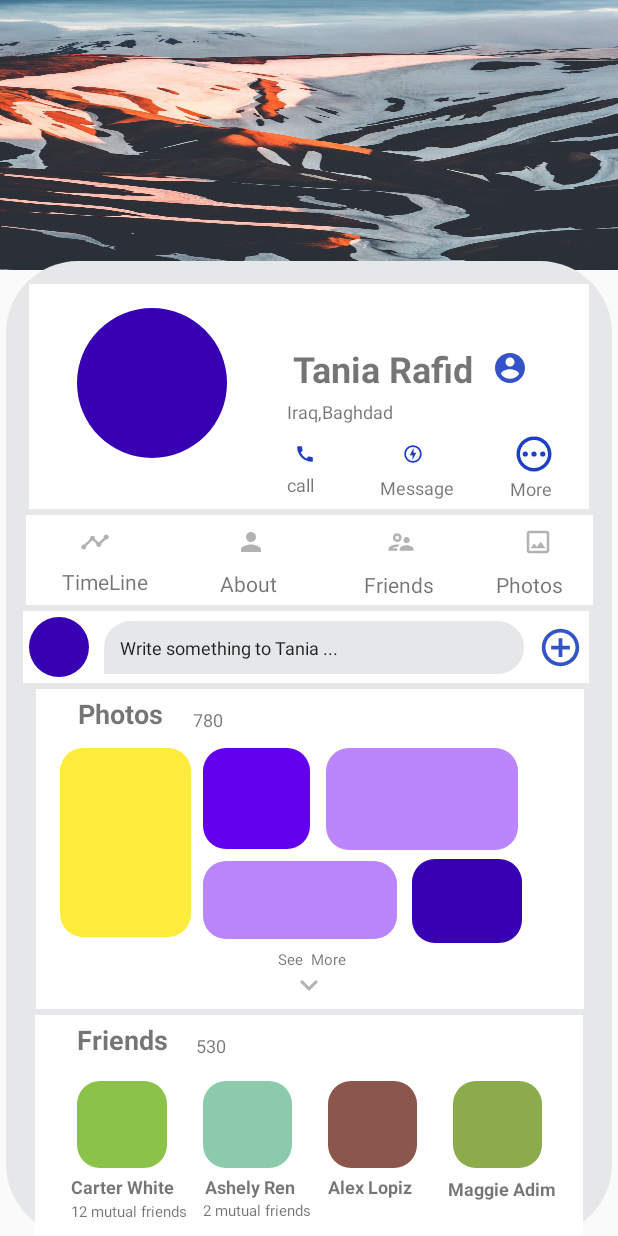
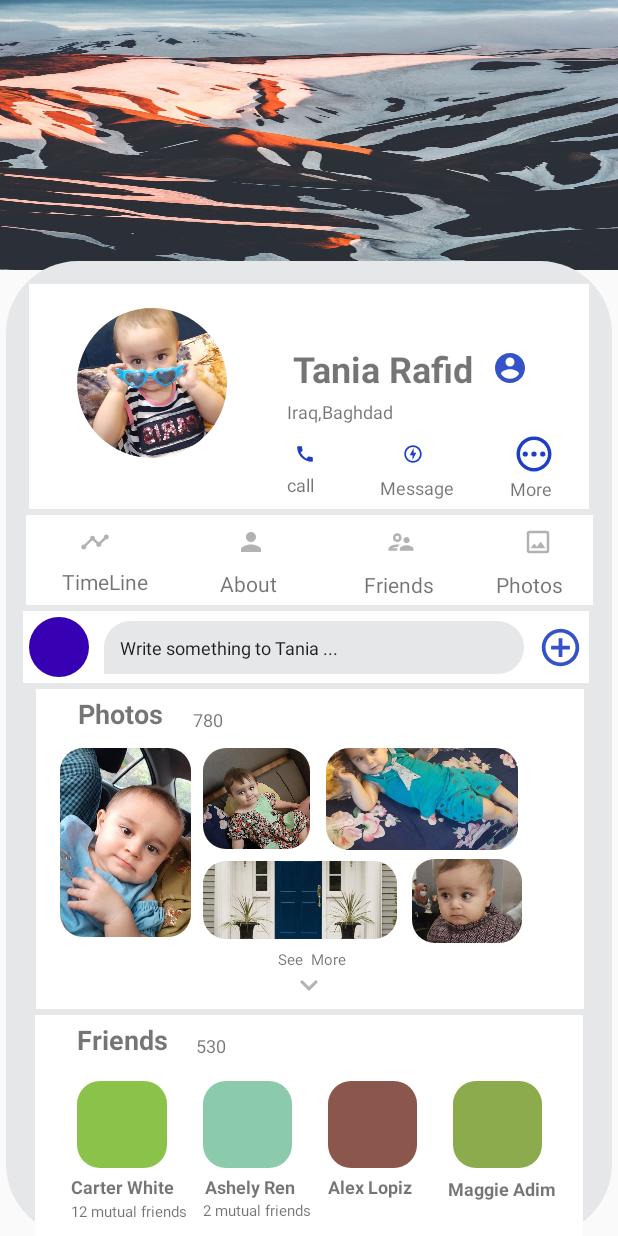
Before and after one commit to tamara95m/Massenger, an Android app: the screen it shows after launch (MainActivity), on a phone screen of 412 x 824 dp. Run offline under Robolectric (Android 15) with nearby library versions, the phone set to English and light mode, and no system bars.

Commit message:
add new pictures

```diff
--- a/app/src/main/res/layout/activity_main.xml
+++ b/app/src/main/res/layout/activity_main.xml
@@ -46,8 +46,9 @@
                 android:layout_width="100dp"
                 android:layout_height="100dp"
                 android:layout_marginStart="32dp"
-                android:background="@color/purple_700"
+
                 android:scaleType="centerCrop"
+                android:src="@drawable/tany1"
                 app:layout_constraintBottom_toBottomOf="parent"
                 app:layout_constraintStart_toStartOf="parent"
                 app:layout_constraintTop_toTopOf="parent"
@@ -333,6 +334,7 @@
                 android:layout_marginBottom="48dp"
                 android:background="#FFEB3B"
                 android:scaleType="centerCrop"
+                android:src="@drawable/tany2"
                 app:layout_constraintBottom_toBottomOf="parent"
                 app:layout_constraintStart_toStartOf="parent"
                 app:shapeAppearanceOverlay="@style/rounded_corner" />
@@ -345,7 +347,7 @@
                 android:background="@color/purple_500"
                 android:scaleType="centerCrop"
                 app:layout_constraintStart_toEndOf="@+id/first_pic"
-
+android:src="@drawable/tany4"
                 app:layout_constraintTop_toTopOf="@+id/first_pic"
                 app:shapeAppearanceOverlay="@style/rounded_corner" />
 
@@ -359,7 +361,7 @@
                 app:layout_constraintHorizontal_bias="0.196"
                 app:layout_constraintStart_toEndOf="@+id/second_pic"
                 app:layout_constraintTop_toTopOf="@+id/first_pic"
-
+android:src="@drawable/tany3"
                 app:shapeAppearanceOverlay="@style/rounded_corner" />
 
             <com.google.android.material.imageview.ShapeableImageView
@@ -370,6 +372,7 @@
                 android:layout_marginTop="8dp"
                 android:background="@color/purple_200"
                 android:scaleType="centerCrop"
+                android:src="@drawable/tany7"
                 app:layout_constraintStart_toEndOf="@+id/first_pic"
                 app:layout_constraintTop_toBottomOf="@+id/second_pic"
                 app:shapeAppearanceOverlay="@style/rounded_corner" />
@@ -384,7 +387,7 @@
                 app:layout_constraintBottom_toBottomOf="parent"
                 app:layout_constraintEnd_toEndOf="parent"
                 app:layout_constraintHorizontal_bias="0.196"
-
+android:src="@drawable/tany6"
                 app:layout_constraintStart_toEndOf="@+id/fourth_pic"
                 app:shapeAppearanceOverlay="@style/rounded_corner" />
 
```
Also changed, not shown: app/src/main/res/drawable/tany1.jpg (added), app/src/main/res/drawable/tany2.jpg (added), app/src/main/res/drawable/tany3.jpg (added), app/src/main/res/drawable/tany4.jpg (added), app/src/main/res/drawable/tany5.jpg (added), app/src/main/res/drawable/tany6.jpg (added), app/src/main/res/drawable/tany7.jpg (added).
